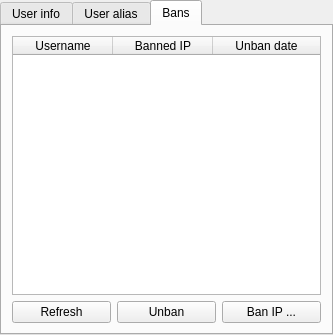
Qt form src/Teambuilder/controlpanel.ui (po-devs/pokemon-online) before a commit.
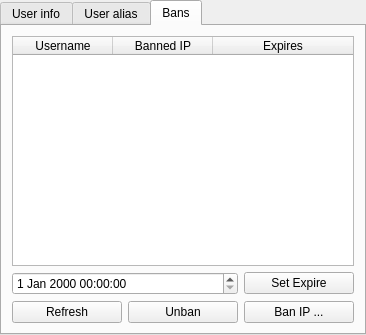
The same form after that commit. The open tabs and pages were chosen to show the change.

```diff
--- a/src/Teambuilder/controlpanel.ui
+++ b/src/Teambuilder/controlpanel.ui
@@ -6,7 +6,7 @@
    <rect>
     <x>0</x>
     <y>0</y>
-    <width>333</width>
+    <width>366</width>
     <height>335</height>
    </rect>
   </property>
@@ -361,11 +361,21 @@
       </column>
       <column>
        <property name="text">
-        <string>Unban date</string>
+        <string>Expires</string>
        </property>
       </column>
      </widget>
     </item>
+    <item row="1" column="0" colspan="2">
+     <widget class="QDateTimeEdit" name="expireEdit"/>
+    </item>
+    <item row="1" column="2">
+     <widget class="QPushButton" name="updateBantime">
+      <property name="text">
+       <string>Set Expire</string>
+      </property>
+     </widget>
+    </item>
    </layout>
   </widget>
  </widget>
```
Left out of the diff: 8 changed lines with no effect on the pictures.
